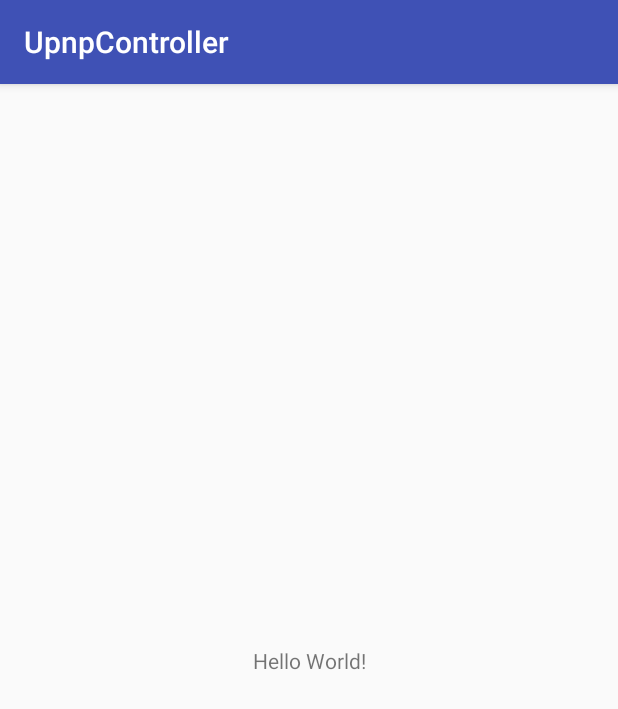
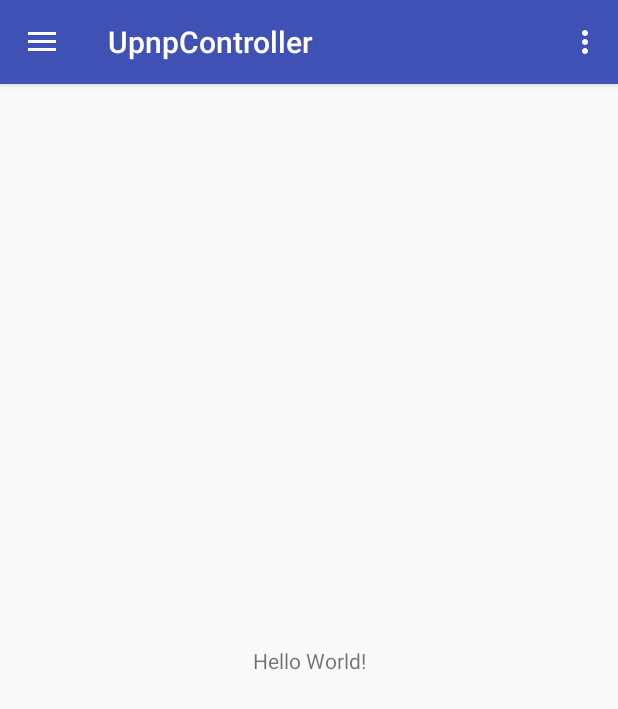
Before and after one commit to ayooladedeji/upnpcontroller, an Android app: the screen it shows after launch (MainActivity), on a phone screen of 412 x 824 dp. Shown: the top 709 px of the screen. Run offline under Robolectric (Android 15) with nearby library versions, the phone set to English and light mode, and no system bars.

Commit message:
added navigation drawer where list of devices will go

```diff
--- a/app/src/main/java/com/cambridgeaudio/upnpcontroller/MainActivity.java
+++ b/app/src/main/java/com/cambridgeaudio/upnpcontroller/MainActivity.java
@@ -1,13 +1,80 @@
 package com.cambridgeaudio.upnpcontroller;
 
+import android.support.annotation.NonNull;
+import android.support.design.widget.NavigationView;
+import android.support.v4.view.GravityCompat;
+import android.support.v4.widget.DrawerLayout;
+import android.support.v7.app.ActionBarDrawerToggle;
 import android.support.v7.app.AppCompatActivity;
 import android.os.Bundle;
+import android.support.v7.widget.Toolbar;
+import android.view.Menu;
+import android.view.MenuItem;
 
-public class MainActivity extends AppCompatActivity {
+public class MainActivity extends AppCompatActivity
+        implements NavigationView.OnNavigationItemSelectedListener {
 
     @Override
     protected void onCreate(Bundle savedInstanceState) {
         super.onCreate(savedInstanceState);
         setContentView(R.layout.activity_main);
+        Toolbar toolbar = (Toolbar) findViewById(R.id.toolbar);
+        setSupportActionBar(toolbar);
+
+        DrawerLayout drawer = (DrawerLayout) findViewById(R.id.drawer_layout);
+        ActionBarDrawerToggle toggle = new ActionBarDrawerToggle(
+                this, drawer, toolbar, R.string.navigation_drawer_open, R.string.navigation_drawer_close);
+        drawer.addDrawerListener(toggle);
+        toggle.syncState();
+
+        NavigationView navigationView = (NavigationView) findViewById(R.id.nav_view);
+        navigationView.setNavigationItemSelectedListener(this);
+    }
+
+    @Override
+    public void onBackPressed() {
+        DrawerLayout drawer = (DrawerLayout) findViewById(R.id.drawer_layout);
+        if (drawer.isDrawerOpen(GravityCompat.START)) {
+            drawer.closeDrawer(GravityCompat.START);
+        } else {
+            super.onBackPressed();
+        }
+    }
+
+    @Override
+    public boolean onCreateOptionsMenu(Menu menu) {
+        // Inflate the menu; this adds items to the action bar if it is present.
+        getMenuInflater().inflate(R.menu.main, menu);
+        return true;
+    }
+
+    @Override
+    public boolean onOptionsItemSelected(MenuItem item) {
+        // Handle action bar item clicks here. The action bar will
+        // automatically handle clicks on the Home/Up button, so long
+        // as you specify a parent activity in AndroidManifest.xml.
+        int id = item.getItemId();
+
+        //noinspection SimplifiableIfStatement
+        if (id == R.id.action_settings) {
+            return true;
+        }
+
+        return super.onOptionsItemSelected(item);
+    }
+
+    @Override
+    public boolean onNavigationItemSelected(@NonNull MenuItem item) {
+// Handle navigation view item clicks here.
+        int id = item.getItemId();
+
+        switch (id) {
+            default:
+                break;
+        }
+
+        DrawerLayout drawer = (DrawerLayout) findViewById(R.id.drawer_layout);
+        drawer.closeDrawer(GravityCompat.START);
+        return true;
     }
 }
--- a/app/src/main/res/layout/activity_main.xml
+++ b/app/src/main/res/layout/activity_main.xml
@@ -1,18 +1,25 @@
 <?xml version="1.0" encoding="utf-8"?>
-<android.support.constraint.ConstraintLayout xmlns:android="http://schemas.android.com/apk/res/android"
+<android.support.v4.widget.DrawerLayout xmlns:android="http://schemas.android.com/apk/res/android"
     xmlns:app="http://schemas.android.com/apk/res-auto"
     xmlns:tools="http://schemas.android.com/tools"
+    android:id="@+id/drawer_layout"
     android:layout_width="match_parent"
     android:layout_height="match_parent"
-    tools:context="com.cambridgeaudio.upnpcontroller.MainActivity">
+    android:fitsSystemWindows="true"
+    tools:openDrawer="start">
 
-    <TextView
+    <include
+        layout="@layout/app_bar_main"
+        android:layout_width="match_parent"
+        android:layout_height="match_parent" />
+
+    <android.support.design.widget.NavigationView
+        android:id="@+id/nav_view"
         android:layout_width="wrap_content"
-        android:layout_height="wrap_content"
-        android:text="Hello World!"
-        app:layout_constraintBottom_toBottomOf="parent"
-        app:layout_constraintLeft_toLeftOf="parent"
-        app:layout_constraintRight_toRightOf="parent"
-        app:layout_constraintTop_toTopOf="parent" />
+        android:layout_height="match_parent"
+        android:layout_gravity="start"
+        android:fitsSystemWindows="true"
+        app:headerLayout="@layout/nav_header_main"
+        app:menu="@menu/activity_main_drawer" />
 
-</android.support.constraint.ConstraintLayout>
+</android.support.v4.widget.DrawerLayout>
--- /dev/null
+++ b/app/src/main/res/layout/app_bar_main.xml
@@ -0,0 +1,25 @@
+<?xml version="1.0" encoding="utf-8"?>
+<android.support.design.widget.CoordinatorLayout xmlns:android="http://schemas.android.com/apk/res/android"
+    xmlns:app="http://schemas.android.com/apk/res-auto"
+    xmlns:tools="http://schemas.android.com/tools"
+    android:layout_width="match_parent"
+    android:layout_height="match_parent"
+    tools:context="com.cambridgeaudio.upnpcontroller.MainActivity">
+
+    <android.support.design.widget.AppBarLayout
+        android:layout_width="match_parent"
+        android:layout_height="wrap_content"
+        android:theme="@style/AppTheme.AppBarOverlay">
+
+        <android.support.v7.widget.Toolbar
+            android:id="@+id/toolbar"
+            android:layout_width="match_parent"
+            android:layout_height="?attr/actionBarSize"
+            android:background="?attr/colorPrimary"
+            app:popupTheme="@style/AppTheme.PopupOverlay" />
+
+    </android.support.design.widget.AppBarLayout>
+
+    <include layout="@layout/content_main" />
+
+</android.support.design.widget.CoordinatorLayout>
--- /dev/null
+++ b/app/src/main/res/layout/content_main.xml
@@ -0,0 +1,20 @@
+<?xml version="1.0" encoding="utf-8"?>
+<android.support.constraint.ConstraintLayout xmlns:android="http://schemas.android.com/apk/res/android"
+    xmlns:app="http://schemas.android.com/apk/res-auto"
+    xmlns:tools="http://schemas.android.com/tools"
+    android:layout_width="match_parent"
+    android:layout_height="match_parent"
+    app:layout_behavior="@string/appbar_scrolling_view_behavior"
+    tools:context="com.cambridgeaudio.myapplication.MainActivity"
+    tools:showIn="@layout/app_bar_main">
+
+    <TextView
+        android:layout_width="wrap_content"
+        android:layout_height="wrap_content"
+        android:text="Hello World!"
+        app:layout_constraintBottom_toBottomOf="parent"
+        app:layout_constraintLeft_toLeftOf="parent"
+        app:layout_constraintRight_toRightOf="parent"
+        app:layout_constraintTop_toTopOf="parent" />
+
+</android.support.constraint.ConstraintLayout>
--- /dev/null
+++ b/app/src/main/res/menu/activity_main_drawer.xml
@@ -0,0 +1,30 @@
+<?xml version="1.0" encoding="utf-8"?>
+<menu xmlns:android="http://schemas.android.com/apk/res/android">
+
+    <group android:checkableBehavior="single">
+        <item
+            android:id="@+id/nav_camera"
+            android:title="Import" />
+        <item
+            android:id="@+id/nav_gallery"
+            android:title="Gallery" />
+        <item
+            android:id="@+id/nav_slideshow"
+            android:title="Slideshow" />
+        <item
+            android:id="@+id/nav_manage"
+            android:title="Tools" />
+    </group>
+
+    <!--<item android:title="Communicate">-->
+        <!--<menu>-->
+            <!--<item-->
+                <!--android:id="@+id/nav_share"-->
+                <!--android:title="Share" />-->
+            <!--<item-->
+                <!--android:id="@+id/nav_send"-->
+                <!--android:title="Send" />-->
+        <!--</menu>-->
+    <!--</item>-->
+
+</menu>
--- /dev/null
+++ b/app/src/main/res/menu/main.xml
@@ -0,0 +1,9 @@
+<?xml version="1.0" encoding="utf-8"?>
+<menu xmlns:android="http://schemas.android.com/apk/res/android"
+    xmlns:app="http://schemas.android.com/apk/res-auto">
+    <item
+        android:id="@+id/action_settings"
+        android:orderInCategory="100"
+        android:title="@string/action_settings"
+        app:showAsAction="never" />
+</menu>
--- a/app/src/main/res/values/strings.xml
+++ b/app/src/main/res/values/strings.xml
@@ -1,3 +1,7 @@
 <resources>
     <string name="app_name">UpnpController</string>
+    <string name="navigation_drawer_open">Show servers</string>
+    <string name="navigation_drawer_close">Hide servers</string>
+    <string name="action_settings">Settings</string>
+    <string name="media_servers">media_servers</string>
 </resources>
--- a/app/src/main/res/values/styles.xml
+++ b/app/src/main/res/values/styles.xml
@@ -6,6 +6,17 @@
         <item name="colorPrimary">@color/colorPrimary</item>
         <item name="colorPrimaryDark">@color/colorPrimaryDark</item>
         <item name="colorAccent">@color/colorAccent</item>
+        <item name="windowActionBar">false</item>
+        <item name="windowNoTitle">true</item>
     </style>
 
+    <style name="AppTheme.NoActionBar">
+        <item name="windowActionBar">false</item>
+        <item name="windowNoTitle">true</item>
+    </style>
+
+    <style name="AppTheme.AppBarOverlay" parent="ThemeOverlay.AppCompat.Dark.ActionBar" />
+
+    <style name="AppTheme.PopupOverlay" parent="ThemeOverlay.AppCompat.Light" />
+
 </resources>
```
Also changed, not shown: app/src/main/res/drawable/side_nav_bar.xml (added, +9 -0 lines), app/src/main/res/layout/nav_header_main.xml (added, +29 -0 lines), app/src/main/res/values/dimens.xml (added, +7 -0 lines).
